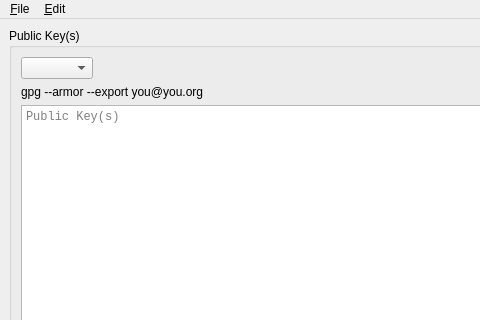
The window that branches/trunk/UI/spot-on-rosetta-gpg-import.ui (textbrowser/spot-on) describes before a commit, drawn with Qt 5; both pictures show x 0 to 480 and y 0 to 320 of the 650 by 450 pixel window.
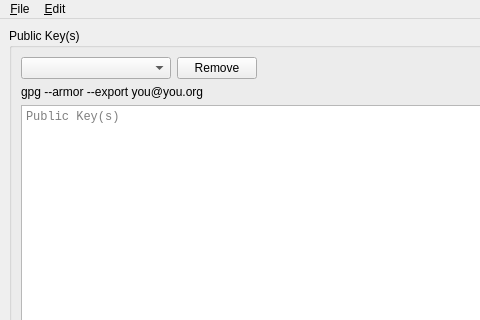
The same window after the commit. Icons and pictures are not drawn.

```diff
--- a/branches/trunk/UI/spot-on-rosetta-gpg-import.ui
+++ b/branches/trunk/UI/spot-on-rosetta-gpg-import.ui
@@ -29,6 +29,16 @@
            <property name="sizeAdjustPolicy">
             <enum>QComboBox::AdjustToContents</enum>
            </property>
+           <property name="minimumContentsLength">
+            <number>15</number>
+           </property>
+          </widget>
+         </item>
+         <item>
+          <widget class="QPushButton" name="deleteContact">
+           <property name="text">
+            <string>Remove</string>
+           </property>
           </widget>
          </item>
          <item>
```
Left out of the diff: 1 changed line with no effect on the pictures.
